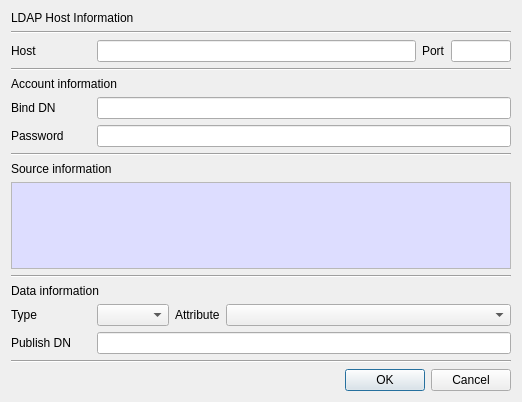
Before: the Qt Designer form CertMan/pub_ldap_dlg.ui in jykim74/CertMan, drawn with Qt 5.
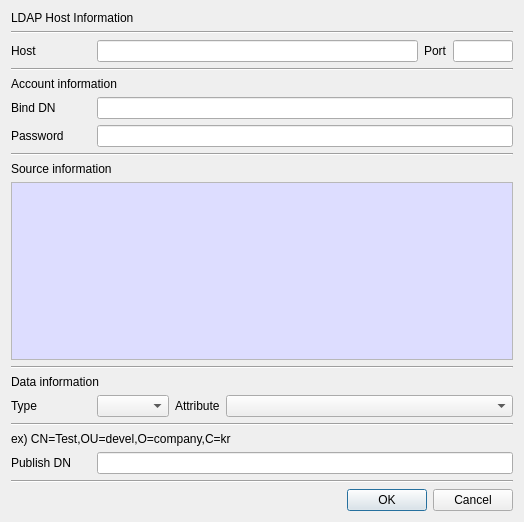
After: the same form once the commit is applied.

```diff
--- a/CertMan/pub_ldap_dlg.ui
+++ b/CertMan/pub_ldap_dlg.ui
@@ -6,8 +6,8 @@
    <rect>
     <x>0</x>
     <y>0</y>
-    <width>518</width>
-    <height>402</height>
+    <width>524</width>
+    <height>522</height>
    </rect>
   </property>
   <property name="windowTitle">
@@ -256,6 +256,20 @@
      </item>
     </layout>
    </item>
+   <item>
+    <widget class="Line" name="line_6">
+     <property name="orientation">
+      <enum>Qt::Horizontal</enum>
+     </property>
+    </widget>
+   </item>
+   <item>
+    <widget class="QLabel" name="label_12">
+     <property name="text">
+      <string>ex) CN=Test,OU=devel,O=company,C=kr</string>
+     </property>
+    </widget>
+   </item>
    <item>
     <layout class="QGridLayout" name="gridLayout_5">
      <property name="topMargin">
```
